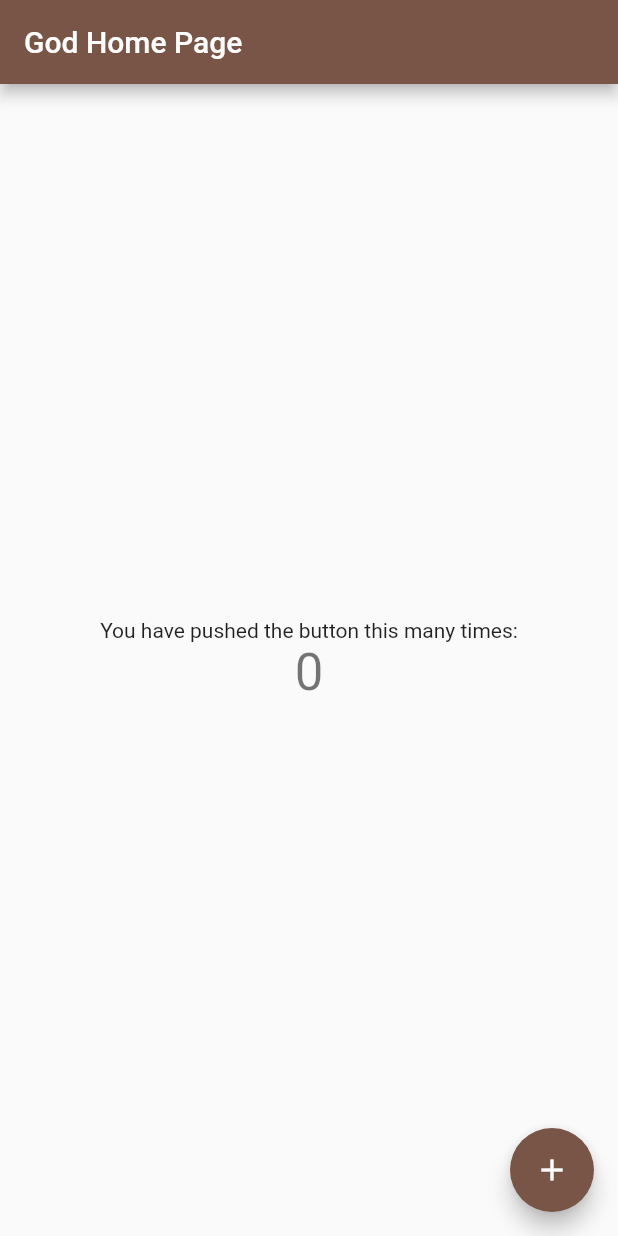
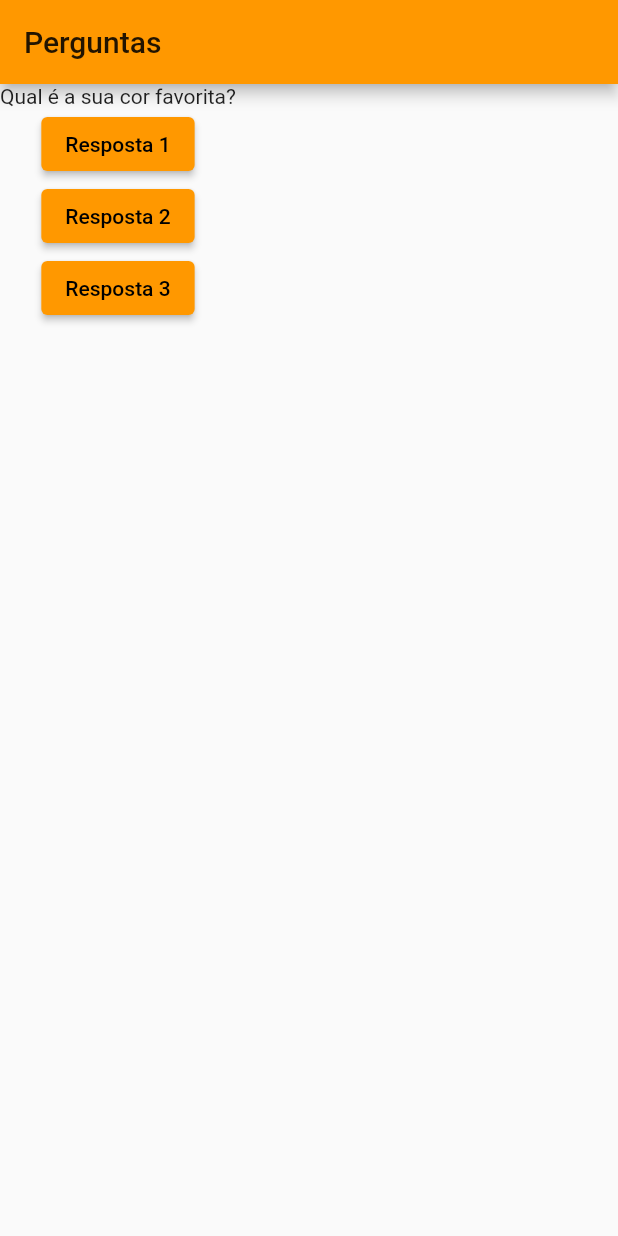
Before and after one commit to MrFMach/Flutter-Cod3r, a Flutter app: the screen it shows after launch, on a phone screen of 412 x 824 dp. Run offline on Flutter 3.47's test engine with Material 2 defaults, Android fonts, the phone set to English and light mode, and no system bars.

```diff
--- a/projeto_perguntas/lib/main.dart
+++ b/projeto_perguntas/lib/main.dart
@@ -1,65 +1,55 @@
 import 'package:flutter/material.dart';
 
-void main() {
-  runApp(MyApp());
-}
+// rodaremos aqui o runApp, que é a porta de entrada do aplicativo
+// e passamos como parâmetro uma instância do widget PerguntaApp
+main() => runApp(PerguntaApp());
 
-class MyApp extends StatelessWidget {
-  @override
+// classe State que vai gerenciar o estado de PerguntaApp
+
+class PerguntaAppState extends State<PerguntaApp> {
+  var perguntaSelecionada = 0;
+  // método
+  void responder() {
+    // setState define o que mudará com a mudança de estado
+    setState(() {
+      perguntaSelecionada++;
+    });
+    print(perguntaSelecionada);
+  }
+
+  // nessa classe implementamos o método build que recebe um
+  // BuildContext e retorna um widget chamado MaterialApp
+  //
+  @override // responsabiliza o Flutter de sobrescrever todo o contexto (?)
   Widget build(BuildContext context) {
+    final perguntas = [
+      'Qual é a sua cor favorita?',
+      'Qual o seu animal favorito?',
+    ];
     return MaterialApp(
-      title: 'Flutter God',
       theme: ThemeData(
-        primarySwatch: Colors.brown,
+        primarySwatch: Colors.orange,
       ),
-      home: MyHomePage(title: 'God Home Page'),
+      home: Scaffold(
+        appBar: AppBar(
+          title: Text('Perguntas'),
+        ),
+        body: Column(
+          children: [
+            Text(perguntas[perguntaSelecionada]),
+            ElevatedButton(onPressed: responder, child: Text('Resposta 1')),
+            ElevatedButton(onPressed: responder, child: Text('Resposta 2')),
+            ElevatedButton(onPressed: responder, child: Text('Resposta 3')),
+          ],
+        ),
+      ),
     );
   }
 }
 
-class MyHomePage extends StatefulWidget {
-  MyHomePage({Key key, this.title}) : super(key: key);
-
-  final String title;
-
-  @override
-  _MyHomePageState createState() => _MyHomePageState();
-}
-
-class _MyHomePageState extends State<MyHomePage> {
-  int _counter = 0;
-
-  void _incrementCounter() {
-    setState(() {
-      _counter++;
-    });
-  }
-
-  @override
-  Widget build(BuildContext context) {
-    return Scaffold(
-      appBar: AppBar(
-        title: Text(widget.title),
-      ),
-      body: Center(
-        child: Column(
-          mainAxisAlignment: MainAxisAlignment.center,
-          children: <Widget>[
-            Text(
-              'You have pushed the button this many times:',
-            ),
-            Text(
-              '$_counter',
-              style: Theme.of(context).textTheme.headline4,
-            ),
-          ],
-        ),
-      ),
-      floatingActionButton: FloatingActionButton(
-        onPressed: _incrementCounter,
-        tooltip: 'Increment',
-        child: Icon(Icons.add),
-      ), // This trailing comma makes auto-formatting nicer for build methods.
-    );
+class PerguntaApp extends StatefulWidget {
+  // método que cria um estado
+  PerguntaAppState createState() {
+    return PerguntaAppState();
   }
 }
```
Also changed, not shown: exercicios/exercicios/meus_testes1.dart (added, +21 -0 lines), exercicios/function/filter1_for_if.dart (added, +18 -0 lines), exercicios/function/filter2_where.dart (added, +24 -0 lines), exercicios/function/generics.dart (added, +24 -0 lines), meu_proj_stateful_1/lib/main.dart (added, +58 -0 lines), meu_proj_stateful_1/pubspec.yaml (added, +76 -0 lines), meu_proj_stateful_1/pubspec.lock (added), 61 other files.
